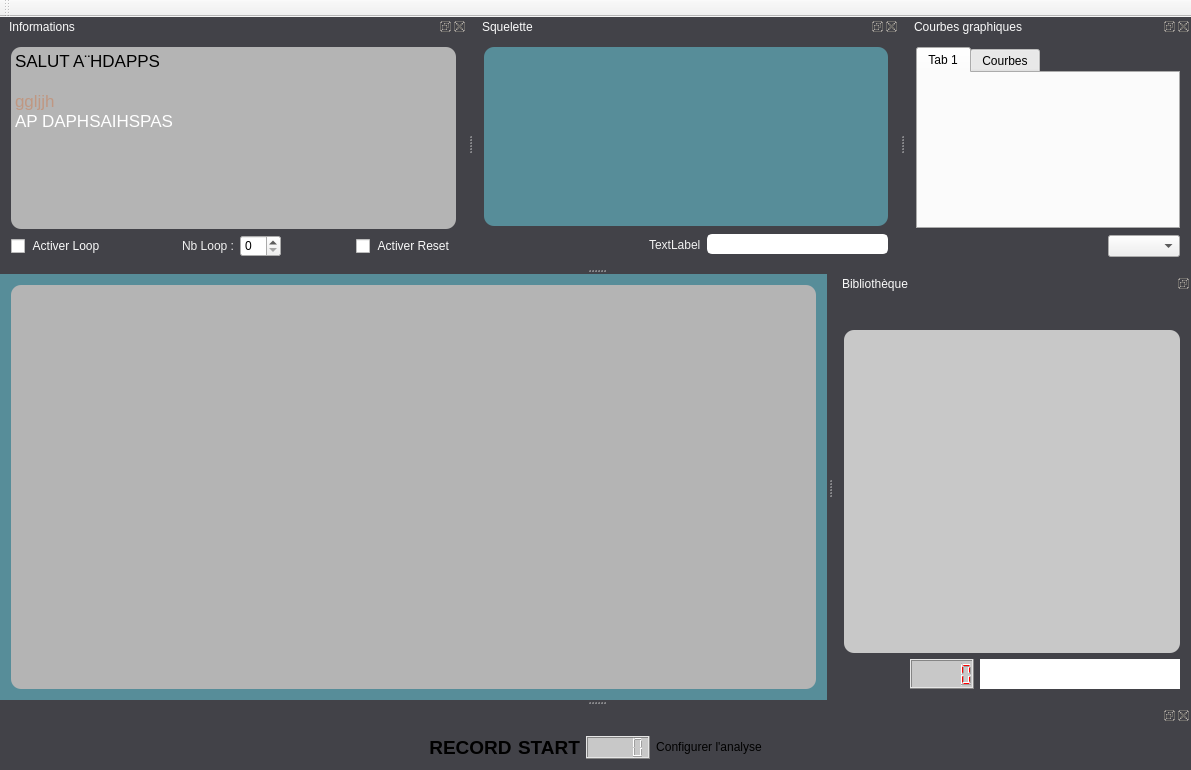
Above: mainwindow.ui from nicoctopus/octopus before the change. Below: the same form after it.
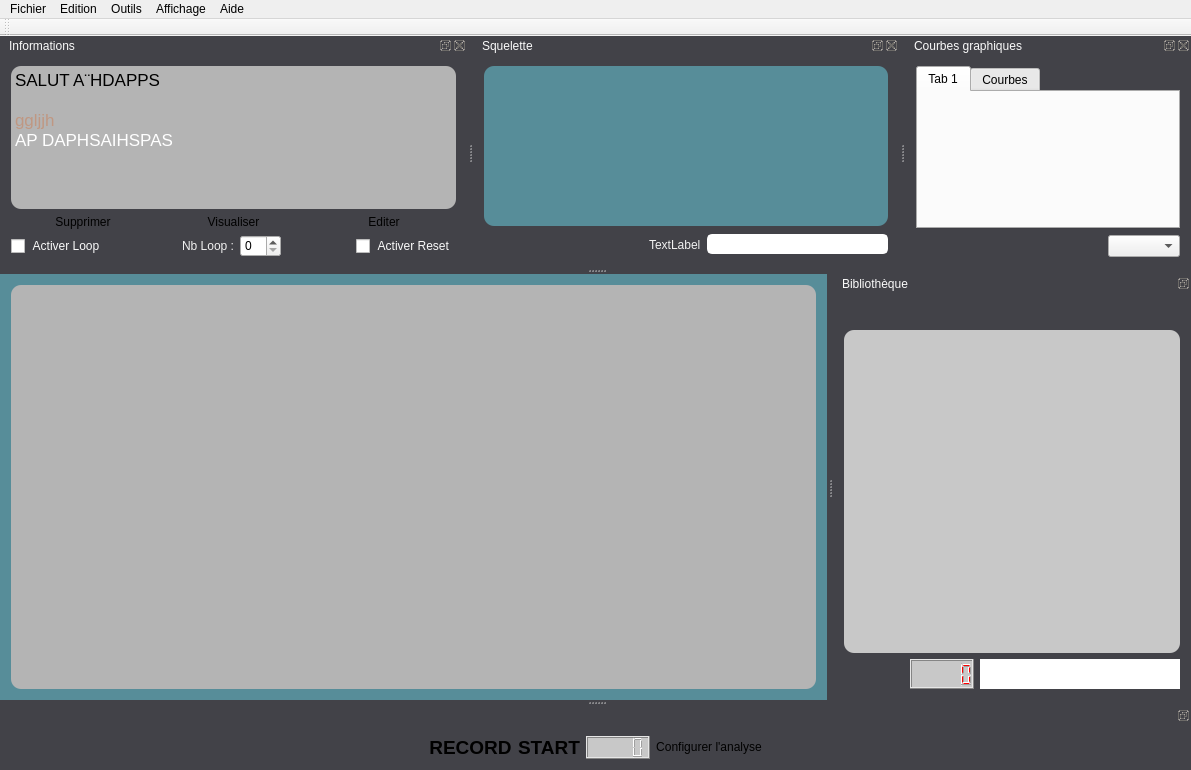
That is the form after the change. Icons and pictures are not drawn. Custom widgets are drawn as their Qt base class.

Patch:
```diff
--- a/mainwindow.ui
+++ b/mainwindow.ui
@@ -354,9 +354,65 @@
      <x>0</x>
      <y>0</y>
      <width>1191</width>
-     <height>22</height>
+     <height>21</height>
     </rect>
    </property>
+   <widget class="QMenu" name="menuFichier">
+    <property name="title">
+     <string>Fichier</string>
+    </property>
+    <addaction name="actionNouveau"/>
+    <addaction name="separator"/>
+    <addaction name="actionD_marrer_live"/>
+    <addaction name="actionStopper_live"/>
+    <addaction name="separator"/>
+    <addaction name="actionQuitter"/>
+   </widget>
+   <widget class="QMenu" name="menuEdition">
+    <property name="title">
+     <string>Edition</string>
+    </property>
+    <addaction name="actionCr_er_nouveau_mouvement"/>
+    <addaction name="actionAjouter_sample_audio"/>
+    <addaction name="actionAjouter_port"/>
+    <addaction name="separator"/>
+    <addaction name="actionSupprimer"/>
+    <addaction name="actionEditer"/>
+    <addaction name="separator"/>
+    <addaction name="actionJouer_sample_audio"/>
+    <addaction name="actionArreter_sample_audio"/>
+    <addaction name="actionVisualise_mouvement"/>
+    <addaction name="separator"/>
+    <addaction name="actionLier_l_ments"/>
+    <addaction name="actionD_lier_lements"/>
+   </widget>
+   <widget class="QMenu" name="menuOutils">
+    <property name="title">
+     <string>Outils</string>
+    </property>
+    <addaction name="actionParam_tres_analyse"/>
+    <addaction name="actionParam_tre_enregistrement"/>
+   </widget>
+   <widget class="QMenu" name="menuAffichage">
+    <property name="title">
+     <string>Affichage</string>
+    </property>
+    <addaction name="actionInformations"/>
+    <addaction name="actionSquelette"/>
+    <addaction name="actionCourbes"/>
+    <addaction name="actionBiblioth_que"/>
+   </widget>
+   <widget class="QMenu" name="menuAide">
+    <property name="title">
+     <string>Aide</string>
+    </property>
+    <addaction name="actionA_propos"/>
+   </widget>
+   <addaction name="menuFichier"/>
+   <addaction name="menuEdition"/>
+   <addaction name="menuOutils"/>
+   <addaction name="menuAffichage"/>
+   <addaction name="menuAide"/>
   </widget>
   <widget class="QDockWidget" name="dockConfig">
    <property name="sizePolicy">
@@ -545,13 +601,38 @@
         <string>&lt;!DOCTYPE HTML PUBLIC &quot;-//W3C//DTD HTML 4.0//EN&quot; &quot;http://www.w3.org/TR/REC-html40/strict.dtd&quot;&gt;
 &lt;html&gt;&lt;head&gt;&lt;meta name=&quot;qrichtext&quot; content=&quot;1&quot; /&gt;&lt;style type=&quot;text/css&quot;&gt;
 p, li { white-space: pre-wrap; }
-&lt;/style&gt;&lt;/head&gt;&lt;body style=&quot; font-family:'Lucida Grande'; font-size:13pt; font-weight:400; font-style:normal;&quot;&gt;
-&lt;p style=&quot; margin-top:0px; margin-bottom:0px; margin-left:0px; margin-right:0px; -qt-block-indent:0; text-indent:0px;&quot;&gt;SALUT A¨HDAPPS &lt;/p&gt;
-&lt;p style=&quot;-qt-paragraph-type:empty; margin-top:0px; margin-bottom:0px; margin-left:0px; margin-right:0px; -qt-block-indent:0; text-indent:0px;&quot;&gt;&lt;/p&gt;
-&lt;p style=&quot; margin-top:0px; margin-bottom:0px; margin-left:0px; margin-right:0px; -qt-block-indent:0; text-indent:0px;&quot;&gt;&lt;span style=&quot; color:#bf9782;&quot;&gt;ggljjh&lt;/span&gt;&lt;br /&gt;&lt;span style=&quot; color:#ffffff;&quot;&gt;AP DAPHSAIHSPAS&lt;/span&gt;&lt;/p&gt;&lt;/body&gt;&lt;/html&gt;</string>
+&lt;/style&gt;&lt;/head&gt;&lt;body style=&quot; font-family:'MS Shell Dlg 2'; font-size:8.25pt; font-weight:400; font-style:normal;&quot;&gt;
+&lt;p style=&quot; margin-top:0px; margin-bottom:0px; margin-left:0px; margin-right:0px; -qt-block-indent:0; text-indent:0px;&quot;&gt;&lt;span style=&quot; font-family:'Lucida Grande'; font-size:13pt;&quot;&gt;SALUT A¨HDAPPS &lt;/span&gt;&lt;/p&gt;
+&lt;p style=&quot;-qt-paragraph-type:empty; margin-top:0px; margin-bottom:0px; margin-left:0px; margin-right:0px; -qt-block-indent:0; text-indent:0px; font-family:'Lucida Grande'; font-size:13pt;&quot;&gt;&lt;/p&gt;
+&lt;p style=&quot; margin-top:0px; margin-bottom:0px; margin-left:0px; margin-right:0px; -qt-block-indent:0; text-indent:0px;&quot;&gt;&lt;span style=&quot; font-family:'Lucida Grande'; font-size:13pt; color:#bf9782;&quot;&gt;ggljjh&lt;/span&gt;&lt;span style=&quot; font-family:'Lucida Grande'; font-size:13pt;&quot;&gt;&lt;br /&gt;&lt;/span&gt;&lt;span style=&quot; font-family:'Lucida Grande'; font-size:13pt; color:#ffffff;&quot;&gt;AP DAPHSAIHSPAS&lt;/span&gt;&lt;/p&gt;&lt;/body&gt;&lt;/html&gt;</string>
        </property>
       </widget>
      </item>
+     <item>
+      <layout class="QHBoxLayout" name="horizontalLayout_7">
+       <item>
+        <widget class="QPushButton" name="suprButton">
+         <property name="text">
+          <string>Supprimer</string>
+         </property>
+        </widget>
+       </item>
+       <item>
+        <widget class="QPushButton" name="visuButton">
+         <property name="text">
+          <string>Visualiser</string>
+         </property>
+        </widget>
+       </item>
+       <item>
+        <widget class="QPushButton" name="editButton">
+         <property name="text">
+          <string>Editer</string>
+         </property>
+        </widget>
+       </item>
+      </layout>
+     </item>
      <item>
       <layout class="QHBoxLayout" name="horizontalLayout_8">
        <property name="bottomMargin">
@@ -818,6 +899,9 @@
    </widget>
   </widget>
   <widget class="QDockWidget" name="dockWidget_2">
+   <property name="features">
+    <set>QDockWidget::DockWidgetFloatable|QDockWidget::DockWidgetMovable</set>
+   </property>
    <attribute name="dockWidgetArea">
     <number>8</number>
    </attribute>
```
Left out of the diff: 141 changed lines with no effect on the pictures.
